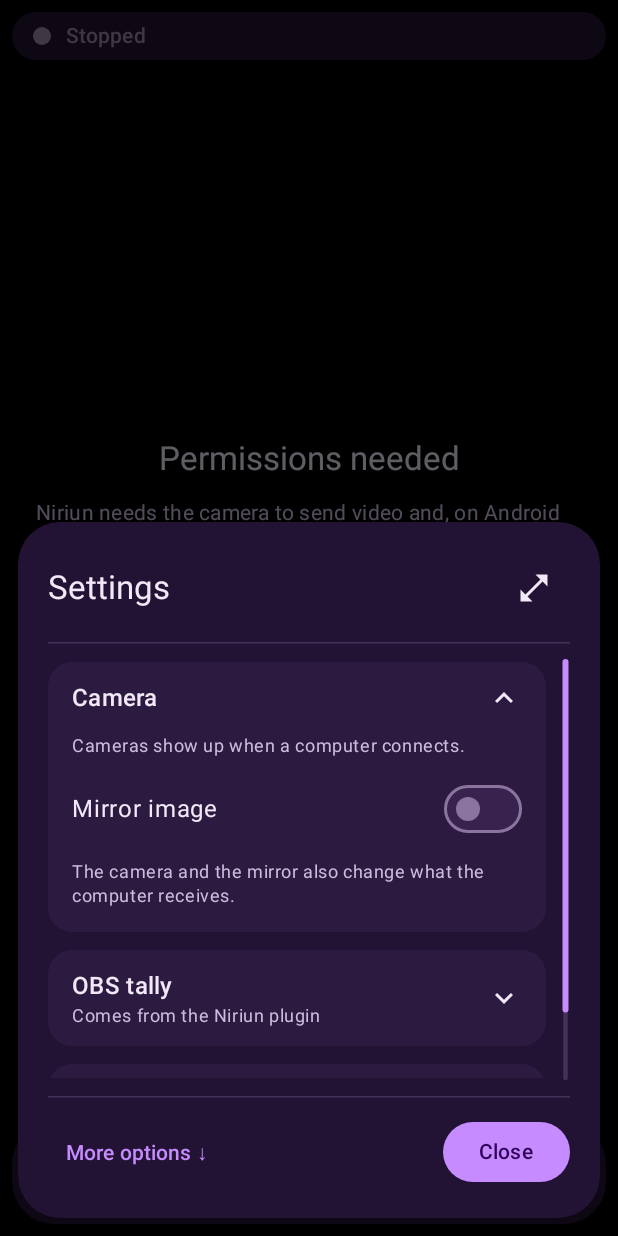
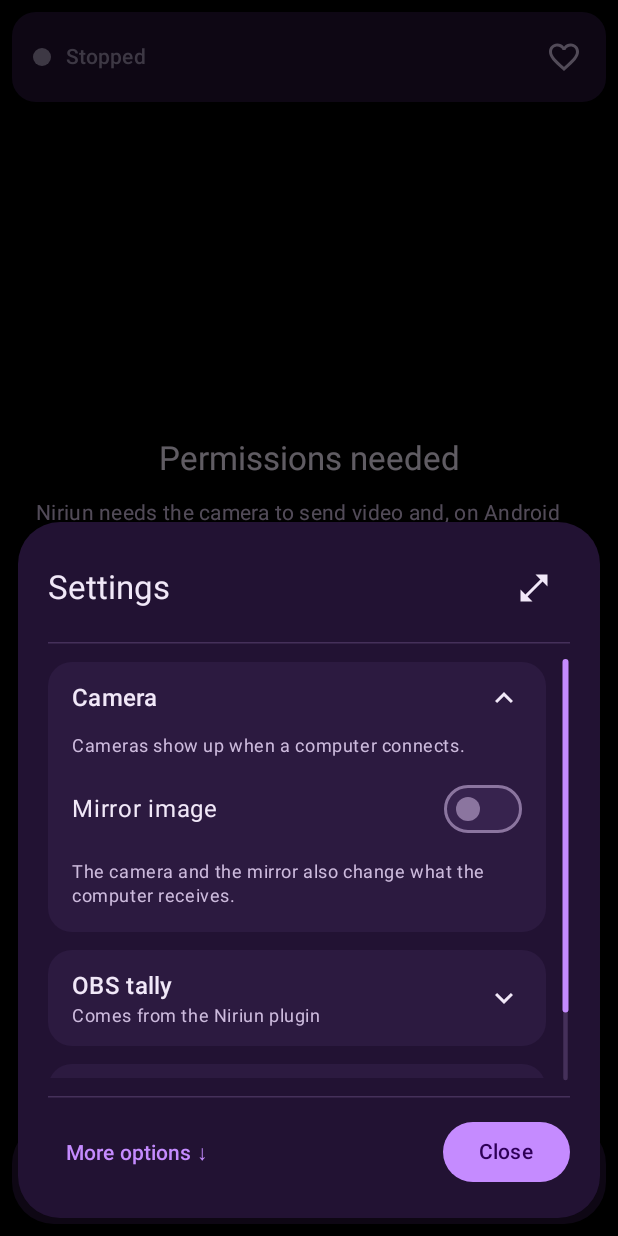
Before and after one commit to leoberbert/Niriun, an Android app built with Jetpack Compose: the composable LiveScreen shown on its own in the app's theme, after a tap on "Settings", on a phone screen of 412 x 824 dp. Run offline under Robolectric (Android 15) with nearby library versions, the phone set to English and light mode, and no system bars.

Commit message:
Support heart and Pix contribution dialog, as in DroidNDI
- Heart in the top bar while no picture is being sent, plus a Support button in Settings > About; same Pix recipient as DroidNDI.

```diff
--- a/app/src/main/java/com/niriun/app/ui/MainScreen.kt
+++ b/app/src/main/java/com/niriun/app/ui/MainScreen.kt
@@ -154,6 +154,7 @@ private fun LiveScreen(permissionsReady: Boolean, onRequestPermissions: () -> Un
     var expanded by remember { mutableStateOf(true) }
     var interaction by remember { mutableLongStateOf(0L) }
     var confirmStop by remember { mutableStateOf(false) }
+    var supportOpen by remember { mutableStateOf(false) }
     var settingsOpen by remember { mutableStateOf(false) }
     var confirmStopAgain by remember { mutableStateOf(false) }
     // Actions that change the picture are held back for confirmation while this phone is ON AIR in OBS.
@@ -299,6 +300,8 @@ private fun LiveScreen(permissionsReady: Boolean, onRequestPermissions: () -> Un
                     live = liveText,
                     modifier = Modifier.align(Alignment.TopCenter).safeDrawingPadding().padding(8.dp).fillMaxWidth(),
                     onDetails = { tool = if (tool == Tool.DETAILS) Tool.NONE else Tool.DETAILS },
+                    // Low-key support entry, like DroidNDI: only while no picture is being sent.
+                    onSupport = if (!streaming) ({ supportOpen = true }) else null,
                     onHide = if (permissionsReady) ({ expanded = false }) else null,
                 )
                 Surface(
@@ -399,7 +402,16 @@ private fun LiveScreen(permissionsReady: Boolean, onRequestPermissions: () -> Un
         SettingsSheet(
             state = state,
             onGuarded = { action -> if (tally == Tally.PROGRAM) guarded = action else action() },
+            onSupport = { settingsOpen = false; supportOpen = true },
             onDismiss = { settingsOpen = false },
+        )
+    }
+    if (supportOpen) {
+        AlertDialog(
+            onDismissRequest = { supportOpen = false },
+            containerColor = MaterialTheme.colorScheme.surfaceContainer,
+            text = { Column(Modifier.verticalScroll(rememberScrollState())) { ContributionContent() } },
+            confirmButton = { TextButton(onClick = { supportOpen = false }) { Text(stringResource(R.string.main_close)) } },
         )
     }
 }
@@ -451,7 +463,16 @@ private fun tallyLabel(tally: Tally, source: String): String =
 private enum class IndicatorShape { FILLED, RING, LINK }
 
 @Composable
-private fun Header(state: UiState, tally: Tally, onAir: String?, live: String?, modifier: Modifier, onDetails: () -> Unit, onHide: (() -> Unit)?) {
+private fun Header(
+    state: UiState,
+    tally: Tally,
+    onAir: String?,
+    live: String?,
+    modifier: Modifier,
+    onDetails: () -> Unit,
+    onSupport: (() -> Unit)?,
+    onHide: (() -> Unit)?,
+) {
     val (label, color, shape) = when {
         tally == Tally.PROGRAM -> Triple(tallyLabel(tally, state.tallySource), StatusColors.program, IndicatorShape.FILLED)
         tally == Tally.PREVIEW -> Triple(tallyLabel(tally, state.tallySource), StatusColors.preview, IndicatorShape.RING)
@@ -499,6 +520,15 @@ private fun Header(state: UiState, tally: Tally, onAir: String?, live: String?,
                             overflow = TextOverflow.Ellipsis,
                         )
                     }
+                }
+            }
+            if (onSupport != null) {
+                IconButton(onClick = onSupport) {
+                    Icon(
+                        painterResource(R.drawable.ic_favorite_border),
+                        contentDescription = stringResource(R.string.main_support),
+                        tint = MaterialTheme.colorScheme.onSurfaceVariant,
+                    )
                 }
             }
             if (onHide != null) {
--- a/app/src/main/java/com/niriun/app/ui/SettingsSheet.kt
+++ b/app/src/main/java/com/niriun/app/ui/SettingsSheet.kt
@@ -69,7 +69,7 @@ private const val APP_URL = "https://github.com/leoberbert/Niriun"
  */
 @OptIn(ExperimentalLayoutApi::class)
 @Composable
-fun SettingsSheet(state: UiState, onGuarded: (() -> Unit) -> Unit, onDismiss: () -> Unit) {
+fun SettingsSheet(state: UiState, onGuarded: (() -> Unit) -> Unit, onSupport: () -> Unit, onDismiss: () -> Unit) {
     var open by rememberSaveable { mutableStateOf(setOf(Section.CAMERA.name)) }
     // Half height keeps the live preview visible; full height for reading.
     var tall by rememberSaveable { mutableStateOf(false) }
@@ -164,6 +164,9 @@ fun SettingsSheet(state: UiState, onGuarded: (() -> Unit) -> Unit, onDismiss: ()
                                 TextButton(onClick = { openUrl(context, APP_URL) }, modifier = Modifier.fillMaxWidth()) {
                                     Text(stringResource(R.string.settings_about_source))
                                 }
+                                TextButton(onClick = onSupport, modifier = Modifier.fillMaxWidth()) {
+                                    Text(stringResource(R.string.settings_support_button))
+                                }
                             }
                         }
                         if (scroll.maxValue > 0) {
--- /dev/null
+++ b/app/src/main/res/drawable/ic_favorite_border.xml
@@ -0,0 +1,6 @@
+<?xml version="1.0" encoding="utf-8"?>
+<!-- Material icon "favorite_border" (Apache 2.0, google/material-design-icons); tinted by Compose. -->
+<vector xmlns:android="http://schemas.android.com/apk/res/android"
+    android:width="24dp" android:height="24dp" android:viewportWidth="24" android:viewportHeight="24">
+    <path android:fillColor="@android:color/white" android:pathData="M16.5 3c-1.74 0-3.41.81-4.5 2.09C10.91 3.81 9.24 3 7.5 3 4.42 3 2 5.42 2 8.5c0 3.78 3.4 6.86 8.55 11.54L12 21.35l1.45-1.32C18.6 15.36 22 12.28 22 8.5 22 5.42 19.58 3 16.5 3zm-4.4 15.55l-.1.1-.1-.1C7.14 14.24 4 11.39 4 8.5 4 6.5 5.5 5 7.5 5c1.54 0 3.04.99 3.57 2.36h1.87C13.46 5.99 14.96 5 16.5 5c2 0 3.5 1.5 3.5 3.5 0 2.89-3.14 5.74-7.9 10.05z" />
+</vector>
```
Also changed, not shown: app/src/main/java/com/niriun/app/ui/ContributionContent.kt (added, +58 -0 lines), app/src/main/res/values/strings.xml (+15 -0 lines), 1 other file.
